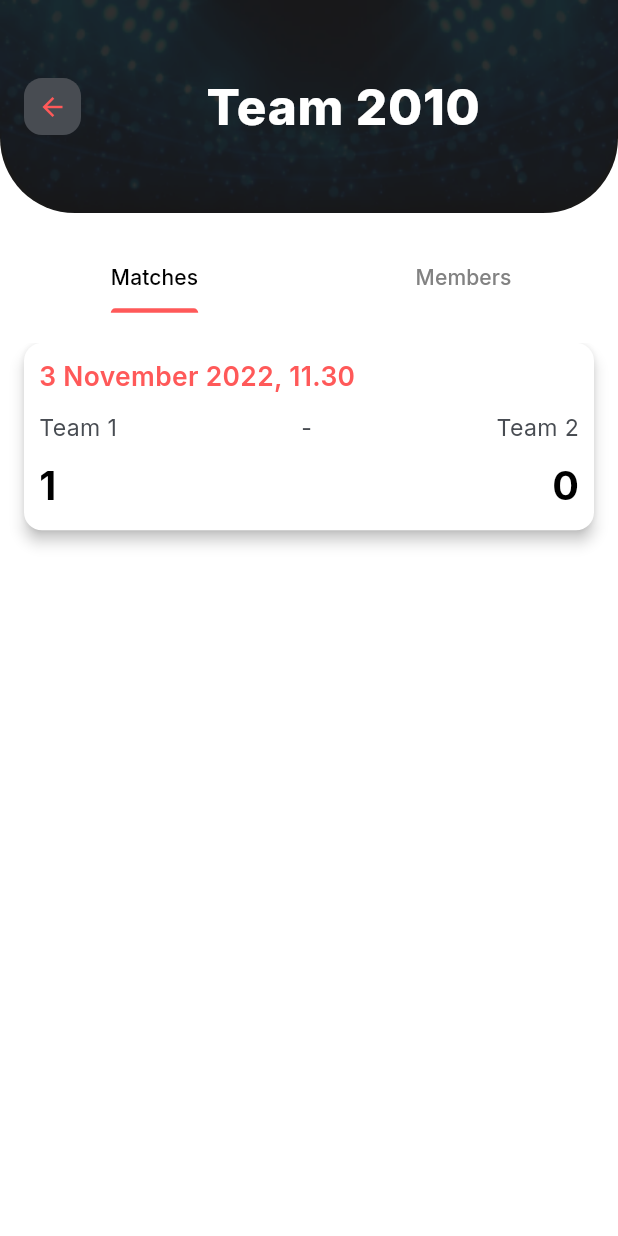
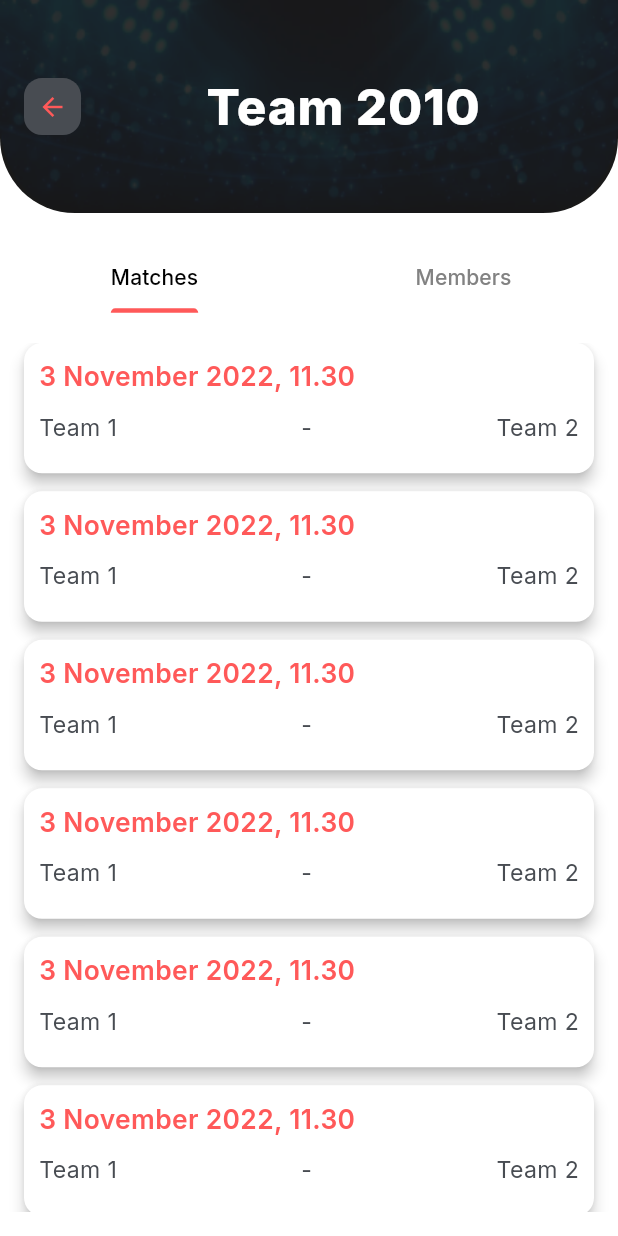
Before and after one commit to HazimNabil/spectra-sports, a Flutter app: the AdminTeamView screen opened by its route, on a phone screen of 412 x 824 dp. Run offline on Flutter 3.47's test engine with Material 3 defaults, Android fonts, the phone set to English and light mode, and no system bars; our stand-ins replace device_preview, go_router, google_fonts.

Commit message:
Create admin match card list view

```diff
--- a/lib/features/admin/home/presentation/widgets/admin_match_card.dart
+++ b/lib/features/admin/home/presentation/widgets/admin_match_card.dart
@@ -10,7 +10,7 @@ class AdminMatchCard extends StatelessWidget {
     return Card(
       color: AppColors.background,
       elevation: 4,
-      margin: const EdgeInsets.only(left: 16, right: 16),
+      margin: const EdgeInsets.only(left: 16, right: 16, bottom: 12),
       child: Padding(
         padding: const EdgeInsets.all(10),
         child: Column(
@@ -46,8 +46,8 @@ class AdminMatchCard extends StatelessWidget {
               ],
             ),
             Visibility(
-              visible: true,
-              maintainState: true,
+              visible: false,
+              maintainState: false,
               child: Row(
                 mainAxisAlignment: MainAxisAlignment.spaceBetween,
                 children: [
--- /dev/null
+++ b/lib/features/admin/home/presentation/widgets/admin_match_card_list_view.dart
@@ -0,0 +1,15 @@
+import 'package:flutter/material.dart';
+import 'package:spectra_sports/features/admin/home/presentation/widgets/admin_match_card.dart';
+
+class AdminMatchCardListView extends StatelessWidget {
+  const AdminMatchCardListView({super.key});
+
+  @override
+  Widget build(BuildContext context) {
+    return ListView.builder(
+      padding: EdgeInsets.zero,
+      itemCount: 10,
+      itemBuilder: (_, __) => const AdminMatchCard(),
+    );
+  }
+}
--- a/lib/features/admin/home/presentation/widgets/admin_matches_section.dart
+++ b/lib/features/admin/home/presentation/widgets/admin_matches_section.dart
@@ -1,5 +1,5 @@
 import 'package:flutter/material.dart';
-import 'package:spectra_sports/features/admin/home/presentation/widgets/admin_match_card.dart';
+import 'package:spectra_sports/features/admin/home/presentation/widgets/admin_match_card_list_view.dart';
 
 class AdminMatchesSection extends StatelessWidget {
   const AdminMatchesSection({super.key});
@@ -7,8 +7,12 @@ class AdminMatchesSection extends StatelessWidget {
   @override
   Widget build(BuildContext context) {
     return const Column(
+      spacing: 16,
       children: [
-        AdminMatchCard(),
+        Expanded(
+          child: AdminMatchCardListView(),
+        ),
+        SizedBox(height: 0),
       ],
     );
   }
```
